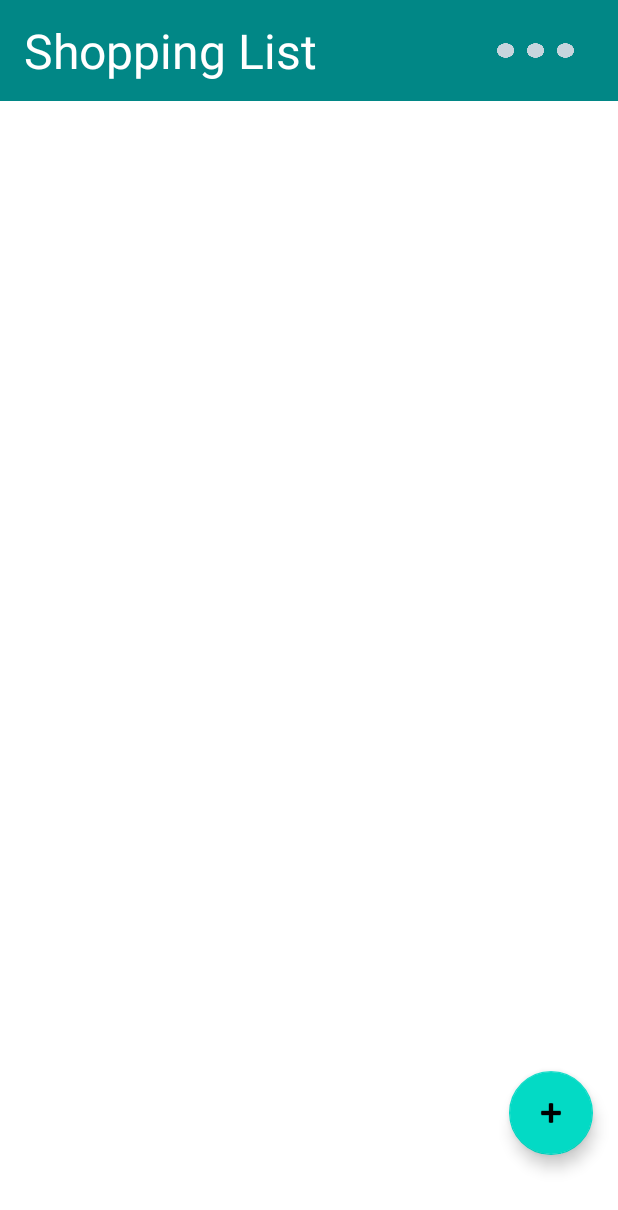
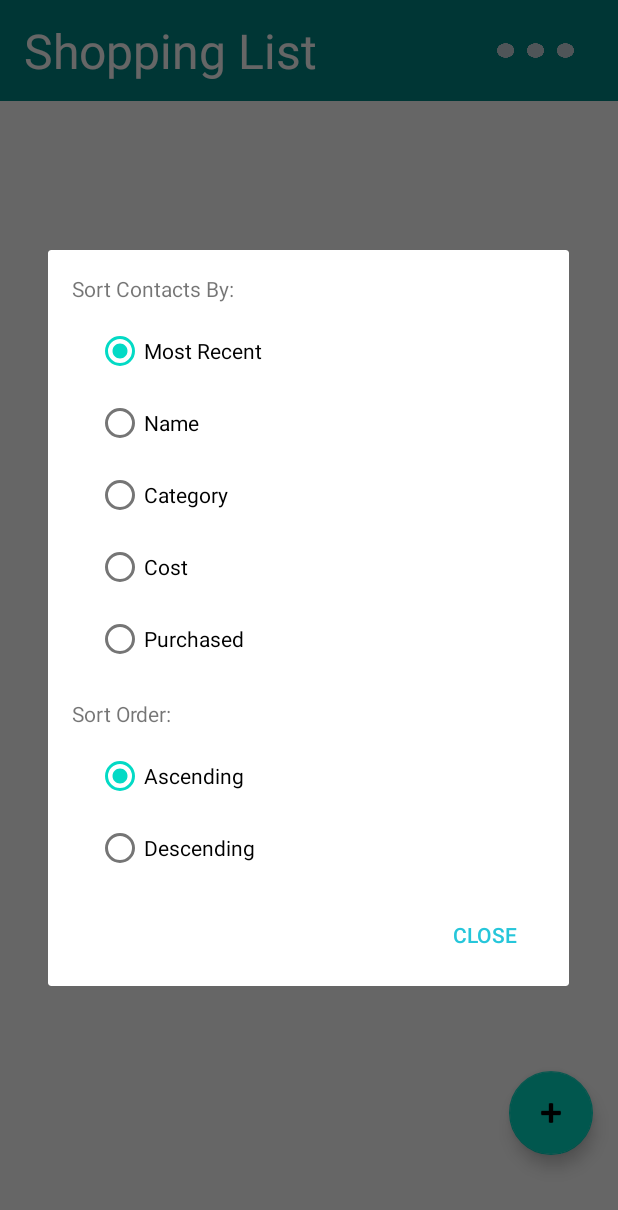
Before and after one commit to Benniei/CSE390, an Android app: the screen it shows after launch (MainActivity), after a tap on an icon or button, on a phone screen of 412 x 824 dp. Shown: the top 1210 px of the screen. Run offline under Robolectric (Android 15) with nearby library versions, the phone set to English and light mode, and no system bars.

Commit message:
Completed Shopping List

```diff
--- a/Homework 01/ShoppingList/app/src/main/java/com/example/shoppinglist/MainActivity.java
+++ b/Homework 01/ShoppingList/app/src/main/java/com/example/shoppinglist/MainActivity.java
@@ -2,13 +2,16 @@
  * CSE 390: Mobile App Development
  * Name: Bennie Chen
  * Student ID: 112737201
+ * Resource Referenced: https://codinginflow.com/tutorials/android/sqlite-recyclerview/part-3-swipe-to-delete
  */
 
 package com.example.shoppinglist;
 
+import androidx.annotation.NonNull;
 import androidx.appcompat.app.AlertDialog;
 import androidx.appcompat.app.AppCompatActivity;
 import androidx.fragment.app.FragmentManager;
+import androidx.recyclerview.widget.ItemTouchHelper;
 import androidx.recyclerview.widget.LinearLayoutManager;
 import androidx.recyclerview.widget.RecyclerView;
 
@@ -23,18 +26,16 @@ import android.widget.Toast;
 
 import com.google.android.material.floatingactionbutton.FloatingActionButton;
 
+import org.jetbrains.annotations.NotNull;
+
 import java.util.ArrayList;
 
 
 public class MainActivity extends AppCompatActivity {
     private SQLiteDatabase database;
     private ShoppingAdapter adapter;
-    private View.OnClickListener onItemClickListener = new View.OnClickListener(){
-        @Override
-        public void onClick(View v) {
-            Toast.makeText(v.getContext(), "Snip Snip", Toast.LENGTH_SHORT).show();
-        }
-    };
+    private ShoppingListSource ds;
+
     /*
      * This method is called when the app is created
      */
@@ -44,31 +45,6 @@ public class MainActivity extends AppCompatActivity {
         getSupportActionBar().hide(); // Hides the toolbar on top
         setContentView(R.layout.activity_main);
 
-        ShoppingListSource ds = new ShoppingListSource(this);
-        try {
-            ShoppingListDBHelper dbHelper = new ShoppingListDBHelper(this);
-            ds.open();
-            database = ds.getDatabase();
-            RecyclerView recyclerView = findViewById(R.id.ShoppingList);
-            recyclerView.setLayoutManager(new LinearLayoutManager(this));
-            adapter = new ShoppingAdapter(this, ds.getAllItems(), ds, new ShoppingAdapter.ShoppingAdapterListener() {
-                @Override
-                public void editButtonClick(View v, int position) {
-                    ArrayList<ShoppingItem> currentItems = ds.getItems();
-                    int itemID = currentItems.get(position).getItemID();
-                    AddItemDialog addItemDialog = new AddItemDialog(database, ds);
-                    Bundle bundle = new Bundle();
-                    bundle.putInt("itemID", itemID);
-                    addItemDialog.setArguments(bundle);
-                    addItemDialog.show(getSupportFragmentManager(), "AddItem");
-                }
-            });
-            ds.setmAdapter(adapter);
-            recyclerView.setAdapter(adapter);
-        } catch(Exception e){
-            Toast.makeText(this, "Error", Toast.LENGTH_SHORT).show();
-        }
-
         // Buttons on the homepage
         ImageButton buttonSettings = findViewById(R.id.settings_button);
         FloatingActionButton buttonAddItem = findViewById(R.id.add_item);
@@ -77,7 +53,9 @@ public class MainActivity extends AppCompatActivity {
         buttonSettings.setOnClickListener(new View.OnClickListener() {
             @Override
             public void onClick(View v) {
-
+                FragmentManager fm = getSupportFragmentManager();
+                ShoppingSettingFragment addItemDialog = new ShoppingSettingFragment();
+                addItemDialog.show(fm, "Settings");
             }
         });
 
@@ -91,4 +69,49 @@ public class MainActivity extends AppCompatActivity {
             }
         });
     }
+
+    public void onResume(){
+        super.onResume();
+
+        String sortBy = getSharedPreferences("MyShoppingListPreferences", Context.MODE_PRIVATE).getString("sortfield", "recent");
+        String sortOrder = getSharedPreferences("MyShoppingListPreferences", Context.MODE_PRIVATE).getString("sortorder", "ASC");
+
+        ds = new ShoppingListSource(this);
+        try {
+            ShoppingListDBHelper dbHelper = new ShoppingListDBHelper(this);
+            ds.open();
+            database = ds.getDatabase();
+            RecyclerView recyclerView = findViewById(R.id.ShoppingList);
+            recyclerView.setLayoutManager(new LinearLayoutManager(this));
+            adapter = new ShoppingAdapter(this, ds.getAllItems(sortBy, sortOrder), ds, new ShoppingAdapter.ShoppingAdapterListener() {
+                @Override
+                public void editButtonClick(View v, int position) {
+                    ArrayList<ShoppingItem> currentItems = ds.getItems(sortBy, sortOrder);
+                    int itemID = currentItems.get(position).getItemID();
+                    AddItemDialog addItemDialog = new AddItemDialog(database, ds);
+                    Bundle bundle = new Bundle();
+                    bundle.putInt("itemID", itemID);
+                    addItemDialog.setArguments(bundle);
+                    addItemDialog.show(getSupportFragmentManager(), "AddItem");
+                }
+            });
+            ds.setmAdapter(adapter);
+            new ItemTouchHelper(new ItemTouchHelper.SimpleCallback(0,
+                    ItemTouchHelper.LEFT | ItemTouchHelper.RIGHT){
+
+                @Override
+                public boolean onMove(@NonNull @NotNull RecyclerView recyclerView, @NonNull @NotNull RecyclerView.ViewHolder viewHolder, @NonNull @NotNull RecyclerView.ViewHolder target) {
+                    return false;
+                }
+
+                @Override
+                public void onSwiped(@NonNull @NotNull RecyclerView.ViewHolder viewHolder, int direction) {
+                    ds.removeItem((long) viewHolder.itemView.getTag());
+                }
+            }).attachToRecyclerView(recyclerView);
+            recyclerView.setAdapter(adapter);
+        } catch(Exception e){
+            Toast.makeText(this, "Error", Toast.LENGTH_SHORT).show();
+        }
+    }
 }
--- a/Homework 01/ShoppingList/app/src/main/java/com/example/shoppinglist/ShoppingListContact.java
+++ b/Homework 01/ShoppingList/app/src/main/java/com/example/shoppinglist/ShoppingListContact.java
@@ -21,6 +21,7 @@ public class ShoppingListContact {
      */
     public static final class ShoppingListEntry implements BaseColumns {
         public static final String TABLE_NAME = "shoppingList";
+        public static final String ID = "_id";
         public static final String COLUMN_CATEGORY = "category";
         public static final String COLUMN_NAME = "name";
         public static final String COLUMN_COST = "cost";
--- /dev/null
+++ b/Homework 01/ShoppingList/app/src/main/java/com/example/shoppinglist/ShoppingSettingFragment.java
@@ -0,0 +1,121 @@
+/*
+ * CSE 390: Mobile App Development
+ * Name: Bennie Chen
+ * Student ID: 112737201
+ */
+
+package com.example.shoppinglist;
+
+import android.app.PendingIntent;
+import android.content.Context;
+import android.content.Intent;
+import android.os.Bundle;
+
+import android.view.LayoutInflater;
+import android.view.View;
+import android.view.ViewGroup;
+import android.widget.Button;
+import android.widget.RadioButton;
+import android.widget.RadioGroup;
+
+
+import androidx.fragment.app.DialogFragment;
+
+
+public class ShoppingSettingFragment extends DialogFragment  {
+    View view;
+    /*
+     * This method creates the dialog and initializes the Spinner and the Cancel and Save Buttons
+     */
+    @Override
+    public View onCreateView(LayoutInflater inflater, ViewGroup container,
+                             Bundle savedInstanceState) {
+        view = inflater.inflate(R.layout.shopping_settings, container);
+
+        Button cancelButton = view.findViewById(R.id.buttonCancel_settings);
+        cancelButton.setOnClickListener(new View.OnClickListener() {
+            @Override
+            public void onClick(View v) {
+                getDialog().dismiss();
+                Intent intent = new Intent(getContext(), MainActivity.class);
+                startActivity(intent);
+            }
+        });
+
+        initSettings();
+        initSortByClick();
+        initSortOrderClick();
+
+
+        return view;
+    }
+
+    private void initSettings(){
+        String sortBy = getContext().getSharedPreferences("MyShoppingListPreferences", Context.MODE_PRIVATE).getString("sortfield", "recent");
+        String sortOrder = getContext().getSharedPreferences("MyShoppingListPreferences", Context.MODE_PRIVATE).getString("sortorder", "ASC");
+
+        RadioButton rbRecent = view.findViewById(R.id.radioRecent);
+        RadioButton rbName = view.findViewById(R.id.radioName);
+        RadioButton rbCost = view.findViewById(R.id.radioCost);
+        RadioButton rbCategory = view.findViewById(R.id.radioCategory);
+        RadioButton rbPurchased = view.findViewById(R.id.radioPurchased);
+        if(sortBy.equalsIgnoreCase("recent"))
+            rbRecent.setChecked(true);
+        else if(sortBy.equalsIgnoreCase("name"))
+            rbName.setChecked(true);
+        else if(sortBy.equalsIgnoreCase("cost"))
+            rbCost.setChecked(true);
+        else if(sortBy.equalsIgnoreCase("category"))
+            rbCategory.setChecked(true);
+        else if(sortBy.equalsIgnoreCase("purchased"))
+            rbPurchased.setChecked(true);
+
+        RadioButton rbAscending = view.findViewById(R.id.radioAscending);
+        RadioButton rbDescending = view.findViewById(R.id.radioDescending);
+        if(sortOrder.equalsIgnoreCase("ASC"))
+            rbAscending.setChecked(true);
+        else
+            rbDescending.setChecked(true);
+    }
+
+    private void initSortByClick(){
+        RadioGroup rgSortBy = view.findViewById(R.id.radioGroupSortBy);
+        rgSortBy.setOnCheckedChangeListener(new RadioGroup.OnCheckedChangeListener() {
+            @Override
+            public void onCheckedChanged(RadioGroup group, int checkedId) {
+                RadioButton rbRecent = view.findViewById(R.id.radioRecent);
+                RadioButton rbName = view.findViewById(R.id.radioName);
+                RadioButton rbCost = view.findViewById(R.id.radioCost);
+                RadioButton rbCategory = view.findViewById(R.id.radioCategory);
+                if(rbRecent.isChecked())
+                    getContext().getSharedPreferences("MyShoppingListPreferences", Context.MODE_PRIVATE).edit().putString("sortfield", "recent").apply();
+                else if(rbName.isChecked())
+                    getContext().getSharedPreferences("MyShoppingListPreferences", Context.MODE_PRIVATE).edit().putString("sortfield", "name").apply();
+                else if(rbCost.isChecked())
+                    getContext().getSharedPreferences("MyShoppingListPreferences", Context.MODE_PRIVATE).edit().putString("sortfield", "cost").apply();
+                else if(rbCategory.isChecked())
+                    getContext().getSharedPreferences("MyShoppingListPreferences", Context.MODE_PRIVATE).edit().putString("sortfield", "category").apply();
+                else
+                    getContext().getSharedPreferences("MyShoppingListPreferences", Context.MODE_PRIVATE).edit().putString("sortfield", "purchased").apply();
+            }
+        });
+    }
+
+    private void initSortOrderClick() {
+        RadioGroup rgSortOrder = view.findViewById(R.id.radioGroupSortOrder);
+        rgSortOrder.setOnCheckedChangeListener(new RadioGroup.OnCheckedChangeListener() {
+
+            @Override
+            public void onCheckedChanged(RadioGroup arg0, int arg1) {
+                RadioButton rbAscending = view.findViewById(R.id.radioAscending);
+                if (rbAscending.isChecked()) {
+                    getContext().getSharedPreferences("MyShoppingListPreferences", Context.MODE_PRIVATE).edit().putString("sortorder", "ASC").apply();
+                }
+                else {
+                    getContext().getSharedPreferences("MyShoppingListPreferences", Context.MODE_PRIVATE).edit().putString("sortorder", "DESC").apply();
+                }
+            }
+        });
+    }
+
+}
--- a/Homework 01/ShoppingList/app/src/main/res/layout/add_shopping_item.xml
+++ b/Homework 01/ShoppingList/app/src/main/res/layout/add_shopping_item.xml
@@ -92,7 +92,7 @@
             android:orientation="horizontal">
 
             <Button
-                android:id="@+id/buttonCancel"
+                android:id="@+id/buttonCancel_settings"
                 style="?android:attr/borderlessButtonStyle"
                 android:layout_width="wrap_content"
                 android:layout_height="wrap_content"
--- a/Homework 01/ShoppingList/app/src/main/res/layout/shopping_item.xml
+++ b/Homework 01/ShoppingList/app/src/main/res/layout/shopping_item.xml
@@ -9,9 +9,7 @@
     android:layout_height="wrap_content"
     android:layout_margin="8dp"
     android:background="#EFD0D0"
-    android:orientation="vertical"><![CDATA[>
-
-    ]]>
+    android:orientation="vertical">
 
     <LinearLayout
         android:layout_width="match_parent"
--- /dev/null
+++ b/Homework 01/ShoppingList/app/src/main/res/layout/shopping_settings.xml
@@ -0,0 +1,131 @@
+<?xml version="1.0" encoding="utf-8"?>
+
+
+<LinearLayout xmlns:android="http://schemas.android.com/apk/res/android"
+    xmlns:app="http://schemas.android.com/apk/res-auto"
+    xmlns:tools="http://schemas.android.com/tools"
+    android:id="@+id/outer_container"
+    android:layout_width="match_parent"
+    android:layout_height="wrap_content"
+    android:layout_margin="8dp"
+    android:orientation="vertical">
+
+
+    <TextView
+        android:id="@+id/Contact_text"
+        android:layout_width="wrap_content"
+        android:layout_height="wrap_content"
+        android:layout_marginStart="16dp"
+        android:layout_marginLeft="16dp"
+        android:layout_marginTop="16dp"
+        android:text="Sort Contacts By:"
+        app:layout_constraintStart_toStartOf="parent"
+        app:layout_constraintTop_toTopOf="parent" />
+
+    <RadioGroup
+        android:id="@+id/radioGroupSortBy"
+        android:layout_width="wrap_content"
+        android:layout_height="wrap_content"
+        android:layout_marginStart="32dp"
+        android:layout_marginLeft="32dp"
+        android:layout_marginTop="8dp"
+        app:layout_constraintStart_toStartOf="parent"
+        app:layout_constraintTop_toBottomOf="@+id/Contact_text">
+
+        <RadioButton
+            android:id="@+id/radioRecent"
+            android:layout_width="wrap_content"
+            android:layout_height="wrap_content"
+            android:layout_weight="1"
+            android:text="Most Recent" />
+
+        <RadioButton
+            android:id="@+id/radioName"
+            android:layout_width="wrap_content"
+            android:layout_height="wrap_content"
+            android:layout_weight="1"
+            android:text="Name" />
+
+        <RadioButton
+            android:id="@+id/radioCategory"
+            android:layout_width="wrap_content"
+            android:layout_height="wrap_content"
+            android:layout_weight="1"
+            android:text="Category" />
+
+        <RadioButton
+            android:id="@+id/radioCost"
+            android:layout_width="wrap_content"
+            android:layout_height="wrap_content"
+            android:layout_weight="1"
+            android:text="Cost" />
+
+        <RadioButton
+            android:id="@+id/radioPurchased"
+            android:layout_width="wrap_content"
+            android:layout_height="wrap_content"
+            android:layout_weight="1"
+            android:text="Purchased" />
+    </RadioGroup>
+
+    <TextView
+        android:id="@+id/sort_text"
+        android:layout_width="wrap_content"
+        android:layout_height="wrap_content"
+        android:layout_marginStart="16dp"
+        android:layout_marginLeft="16dp"
+        android:layout_marginTop="16dp"
+        android:text="Sort Order:"
+        app:layout_constraintStart_toStartOf="parent"
+        app:layout_constraintTop_toBottomOf="@+id/radioGroupSortBy" />
+
+    <RadioGroup
+        android:id="@+id/radioGroupSortOrder"
+        android:layout_width="wrap_content"
+        android:layout_height="wrap_content"
+        android:layout_marginStart="32dp"
+        android:layout_marginLeft="32dp"
+        android:layout_marginTop="8dp"
+        app:layout_constraintStart_toStartOf="parent"
+        app:layout_constraintTop_toBottomOf="@+id/sort_text">
+
+        <RadioButton
+            android:id="@+id/radioAscending"
+            android:layout_width="wrap_content"
+            android:layout_height="wrap_content"
+            android:layout_weight="1"
+            android:text="Ascending" />
+
+        <RadioButton
+            android:id="@+id/radioDescending"
+            android:layout_width="wrap_content"
+            android:layout_height="wrap_content"
+            android:layout_weight="1"
+            android:text="Descending" />
+    </RadioGroup>
+
+    <LinearLayout
+        android:layout_width="347dp"
+        android:layout_height="wrap_content"
+        android:gravity="right"
+        android:orientation="vertical">
+
+        <LinearLayout
+            style="?android:attr/borderlessButtonStyle"
+            android:layout_width="wrap_content"
+            android:layout_height="wrap_content"
+
+            android:orientation="horizontal">
+
+            <Button
+                android:id="@+id/buttonCancel_settings"
+                style="?android:attr/borderlessButtonStyle"
+                android:layout_width="wrap_content"
+                android:layout_height="wrap_content"
+                android:layout_weight="1"
+                android:text="Close"
+                android:textColor="@color/dialog_button_color" />
+        </LinearLayout>
+    </LinearLayout>
+
+</LinearLayout>
```
Also changed, not shown: Homework 01/ShoppingList/app/src/main/java/com/example/shoppinglist/AddItemDialog.java (+8 -11 lines), Homework 01/ShoppingList/app/src/main/java/com/example/shoppinglist/ShoppingAdapter.java (+17 -7 lines), Homework 01/ShoppingList/app/src/main/java/com/example/shoppinglist/ShoppingListSource.java (+29 -9 lines).
